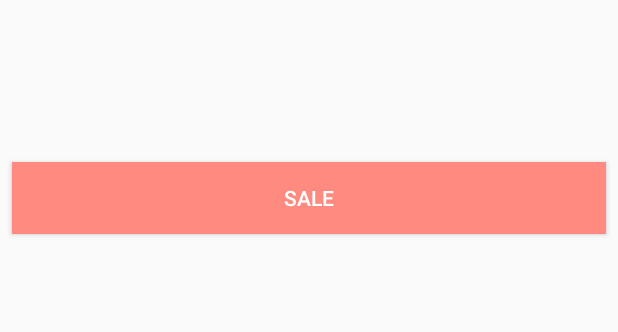
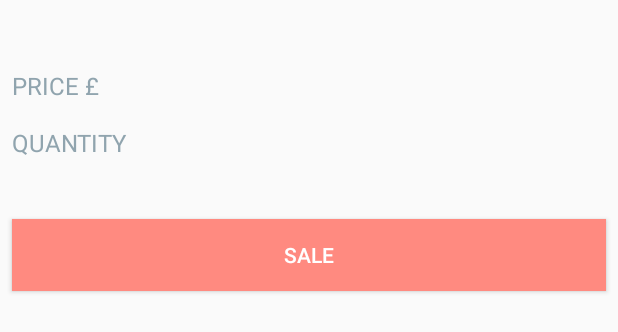
Before and after one commit to taml/inventory-app, an Android app: the layout grid_item.xml on its own in the app's theme, with its tools: preview values and no code run, on a phone screen of 412 x 824 dp. Shown: the top 332 px of the screen. Run offline under Robolectric (Android 15) with nearby library versions, the phone set to English and light mode, and no system bars.

Commit message:
Added some tweaks to UI.

```diff
--- a/app/src/main/java/com/example/android/inventoryapp/InventoryActivity.java
+++ b/app/src/main/java/com/example/android/inventoryapp/InventoryActivity.java
@@ -1,7 +1,6 @@
 package com.example.android.inventoryapp;
 
 import android.content.ContentUris;
-import android.content.ContentValues;
 import android.content.DialogInterface;
 import android.content.Intent;
 import android.database.Cursor;
@@ -22,11 +21,10 @@ import android.widget.GridView;
 import com.example.android.inventoryapp.data.InventoryContract.InventoryEntry;
 
 
-public class InventoryActivity extends AppCompatActivity implements LoaderManager.LoaderCallbacks<Cursor>{
+public class InventoryActivity extends AppCompatActivity implements LoaderManager.LoaderCallbacks<Cursor> {
 
     private static final int INVENTORY_LOADER = 0;
     InventoryCursorAdapter mInventoryAdapter;
-
 
     @Override
     protected void onCreate(Bundle savedInstanceState) {
@@ -53,9 +51,7 @@ public class InventoryActivity extends AppCompatActivity implements LoaderManage
                 startActivity(addEditIntent);
             }
         });
-
         getSupportLoaderManager().initLoader(INVENTORY_LOADER, null, this);
-
     }
 
     @Override
--- a/app/src/main/res/layout/grid_item.xml
+++ b/app/src/main/res/layout/grid_item.xml
@@ -16,19 +16,36 @@
 
         <TextView
             style="@style/TextStyle"
+            android:text="@string/item_price"
+            android:layout_margin="@dimen/xsmall"
+            android:layout_width="wrap_content"
+            android:layout_height="wrap_content" />
+
+        <TextView
+            style="@style/TextStyle"
             android:id="@+id/item_price"
             android:layout_margin="@dimen/xsmall"
-            android:layout_width="0dp"
-            android:layout_weight="1"
+            android:layout_width="wrap_content"
+            android:layout_height="wrap_content" />
+
+    </LinearLayout>
+
+    <LinearLayout
+        android:layout_width="match_parent"
+        android:layout_height="wrap_content">
+
+        <TextView
+            style="@style/TextStyle"
+            android:text="@string/quantity"
+            android:layout_margin="@dimen/xsmall"
+            android:layout_width="wrap_content"
             android:layout_height="wrap_content" />
 
         <TextView
             style="@style/TextStyle"
             android:id="@+id/item_quantity"
             android:layout_margin="@dimen/xsmall"
-            android:layout_width="0dp"
-            android:layout_weight="1"
-            android:gravity="right"
+            android:layout_width="wrap_content"
             android:layout_height="wrap_content" />
     </LinearLayout>
 
```
Also changed, not shown: app/src/main/java/com/example/android/inventoryapp/AddEditActivity.java (+17 -17 lines), app/src/main/java/com/example/android/inventoryapp/InventoryCursorAdapter.java (+4 -5 lines), app/src/main/res/values/strings.xml (+61 -1 lines).
